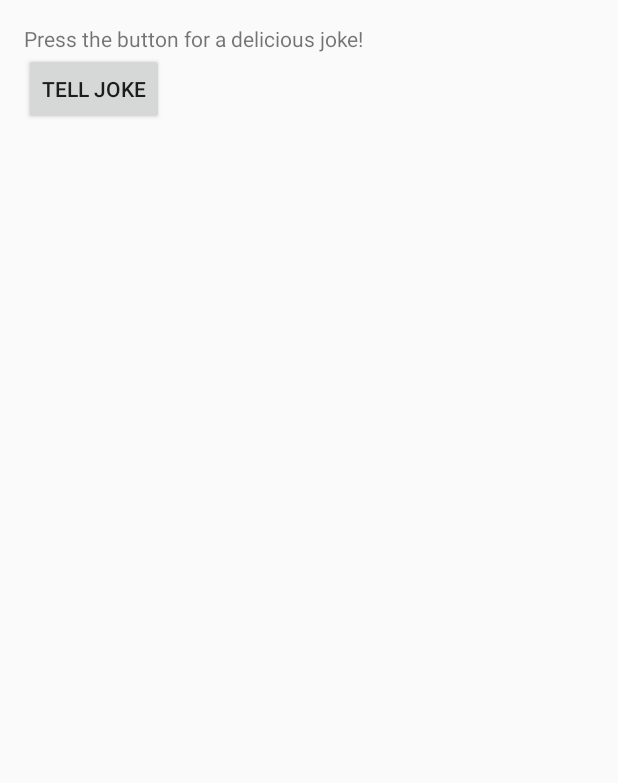
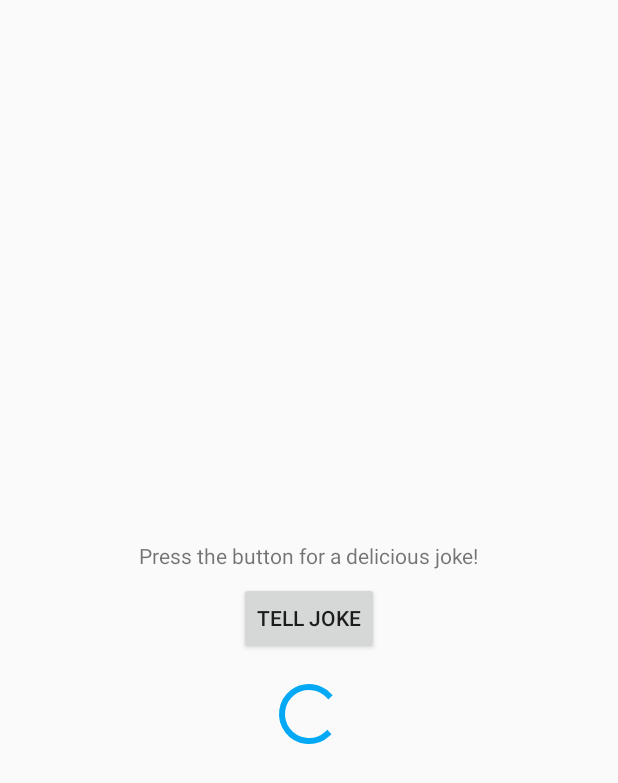
Before and after one commit to adalbertofjr/Faca-o-maior, an Android app: the layout fragment_main.xml on its own in the app's theme, with its tools: preview values and no code run, on a phone screen of 412 x 824 dp. Shown: the top 783 px of the screen. Run offline under Robolectric (Android 15) with nearby library versions, the phone set to English and light mode, and no system bars.

Commit message:
task: Ajustado layout MainActivity.

```diff
--- a/app/src/main/java/com/udacity/gradle/builditbigger/MainActivity.java
+++ b/app/src/main/java/com/udacity/gradle/builditbigger/MainActivity.java
@@ -2,8 +2,6 @@ package com.udacity.gradle.builditbigger;
 
 import android.os.Bundle;
 import android.support.v7.app.AppCompatActivity;
-import android.view.Menu;
-import android.view.MenuItem;
 
 
 public class MainActivity extends AppCompatActivity {
@@ -13,26 +11,4 @@ public class MainActivity extends AppCompatActivity {
         super.onCreate(savedInstanceState);
         setContentView(R.layout.activity_main);
     }
-
-    @Override
-    public boolean onCreateOptionsMenu(Menu menu) {
-        // Inflate the menu; this adds items to the action bar if it is present.
-        getMenuInflater().inflate(R.menu.menu_main, menu);
-        return true;
-    }
-
-    @Override
-    public boolean onOptionsItemSelected(MenuItem item) {
-        // Handle action bar item clicks here. The action bar will
-        // automatically handle clicks on the Home/Up button, so long
-        // as you specify a parent activity in AndroidManifest.xml.
-        int id = item.getItemId();
-
-        //noinspection SimplifiableIfStatement
-        if (id == R.id.action_settings) {
-            return true;
-        }
-
-        return super.onOptionsItemSelected(item);
-    }
 }
--- a/app/src/main/res/layout/fragment_main.xml
+++ b/app/src/main/res/layout/fragment_main.xml
@@ -1,41 +1,70 @@
-<RelativeLayout xmlns:android="http://schemas.android.com/apk/res/android"
+<android.support.constraint.ConstraintLayout xmlns:android="http://schemas.android.com/apk/res/android"
     xmlns:ads="http://schemas.android.com/apk/res-auto"
     xmlns:tools="http://schemas.android.com/tools"
     android:layout_width="match_parent"
     android:layout_height="match_parent"
-    android:paddingBottom="@dimen/activity_vertical_margin"
-    android:paddingLeft="@dimen/activity_horizontal_margin"
-    android:paddingRight="@dimen/activity_horizontal_margin"
-    android:paddingTop="@dimen/activity_vertical_margin"
     tools:context=".MainActivityFragment">
 
     <TextView
         android:id="@+id/instructions_text_view"
         android:layout_width="wrap_content"
         android:layout_height="wrap_content"
-        android:text="@string/instructions" />
+        android:layout_marginBottom="8dp"
+        android:layout_marginLeft="0dp"
+        android:layout_marginRight="0dp"
+        android:layout_marginStart="16dp"
+        android:text="@string/instructions"
+        ads:layout_constraintBottom_toTopOf="@+id/main_btn_tellJoke"
+        ads:layout_constraintLeft_toLeftOf="@+id/main_btn_tellJoke"
+        ads:layout_constraintRight_toRightOf="@+id/main_btn_tellJoke"
+        tools:layout_constraintLeft_creator="1"
+        tools:layout_constraintTop_creator="1" />
 
     <Button
         android:id="@+id/main_btn_tellJoke"
         android:layout_width="wrap_content"
         android:layout_height="wrap_content"
-        android:layout_below="@+id/instructions_text_view"
-        android:text="@string/button_text" />
+        android:layout_marginBottom="8dp"
+        android:layout_marginLeft="8dp"
+        android:layout_marginRight="8dp"
+        android:layout_marginTop="8dp"
+        android:text="@string/button_text"
+        ads:layout_constraintBottom_toBottomOf="parent"
+        ads:layout_constraintLeft_toLeftOf="parent"
+        ads:layout_constraintRight_toRightOf="parent"
+        ads:layout_constraintTop_toTopOf="parent"
+        tools:layout_constraintLeft_creator="1"
+        tools:layout_constraintTop_creator="1" />
 
     <ProgressBar
         android:id="@+id/main_pb_load"
         android:layout_width="wrap_content"
         android:layout_height="wrap_content"
-        android:layout_centerInParent="true"
-        android:visibility="gone" />
+        android:layout_marginLeft="8dp"
+        android:layout_marginRight="8dp"
+        android:layout_marginTop="16dp"
+        android:visibility="visible"
+        ads:layout_constraintLeft_toLeftOf="parent"
+        ads:layout_constraintRight_toRightOf="parent"
+        ads:layout_constraintTop_toBottomOf="@+id/main_btn_tellJoke"
+        tools:layout_constraintBottom_creator="1"
+        tools:layout_constraintLeft_creator="1"
+        tools:layout_constraintRight_creator="1"
+        tools:layout_constraintTop_creator="1" />
 
     <com.google.android.gms.ads.AdView
         android:id="@+id/adView"
         android:layout_width="wrap_content"
         android:layout_height="wrap_content"
-        android:layout_alignParentBottom="true"
-        android:layout_centerHorizontal="true"
+        android:layout_marginBottom="8dp"
+        android:layout_marginEnd="95dp"
+        android:layout_marginLeft="8dp"
+        android:layout_marginRight="8dp"
         ads:adSize="BANNER"
-        ads:adUnitId="@string/banner_ad_unit_id" />
+        ads:adUnitId="@string/banner_ad_unit_id"
+        ads:layout_constraintBottom_toBottomOf="parent"
+        ads:layout_constraintLeft_toLeftOf="parent"
+        ads:layout_constraintRight_toRightOf="parent"
+        tools:layout_constraintRight_creator="1" />
 
-</RelativeLayout>
+</android.support.constraint.ConstraintLayout>
--- a/app/src/main/res/values/styles.xml
+++ b/app/src/main/res/values/styles.xml
@@ -3,6 +3,9 @@
     <!-- Base application theme. -->
     <style name="AppTheme" parent="Theme.AppCompat.Light.DarkActionBar">
         <!-- Customize your theme here. -->
+        <item name="colorPrimary">#FF5722</item>
+        <item name="colorPrimaryDark">#E64A19</item>
+        <item name="colorAccent">#03A9F4</item>
     </style>
 
 </resources>
```
Also changed, not shown: 1 other file.
